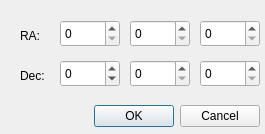
Old version of the form sp_controller/goto_dlg.ui in the repository juanmb/SkyPointer.
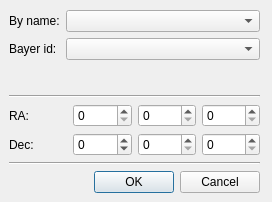
New version of the form.

```diff
--- a/sp_controller/goto_dlg.ui
+++ b/sp_controller/goto_dlg.ui
@@ -6,8 +6,8 @@
    <rect>
     <x>0</x>
     <y>0</y>
-    <width>265</width>
-    <height>134</height>
+    <width>272</width>
+    <height>202</height>
    </rect>
   </property>
   <property name="sizePolicy">
@@ -19,96 +19,103 @@
   <property name="windowTitle">
    <string>Dialog</string>
   </property>
-  <widget class="QDialogButtonBox" name="buttonBox">
+  <widget class="QWidget" name="verticalLayoutWidget">
    <property name="geometry">
     <rect>
-     <x>60</x>
-     <y>100</y>
-     <width>200</width>
-     <height>32</height>
+     <x>9</x>
+     <y>10</y>
+     <width>251</width>
+     <height>183</height>
     </rect>
    </property>
+   <layout class="QVBoxLayout" name="verticalLayout">
+    <item>
+     <layout class="QFormLayout" name="formLayout">
+      <property name="fieldGrowthPolicy">
+       <enum>QFormLayout::AllNonFixedFieldsGrow</enum>
+      </property>
+      <item row="0" column="0">
+       <widget class="QLabel" name="label_3">
+        <property name="text">
+         <string>By name:</string>
+        </property>
+       </widget>
+      </item>
+      <item row="0" column="1">
+       <widget class="QComboBox" name="star_name_combo"/>
+      </item>
+      <item row="1" column="0">
+       <widget class="QLabel" name="label_4">
+        <property name="text">
+         <string>Bayer id:</string>
+        </property>
+       </widget>
+      </item>
+      <item row="1" column="1">
+       <widget class="QComboBox" name="star_bayer_combo"/>
+      </item>
+     </layout>
+    </item>
+    <item>
+     <widget class="Line" name="line">
    <property name="orientation">
     <enum>Qt::Horizontal</enum>
    </property>
-   <property name="standardButtons">
-    <set>QDialogButtonBox::Cancel|QDialogButtonBox::Ok</set>
-   </property>
-  </widget>
-  <widget class="QLabel" name="label">
-   <property name="geometry">
-    <rect>
-     <x>20</x>
-     <y>20</y>
-     <width>31</width>
-     <height>31</height>
-    </rect>
-   </property>
-   <property name="text">
-    <string>RA:</string>
-   </property>
-  </widget>
+     </widget>
+    </item>
+    <item>
+     <layout class="QGridLayout" name="gridLayout">
+      <item row="0" column="2">
+       <widget class="QSpinBox" name="ra_m">
+        <property name="maximum">
+         <number>59</number>
+        </property>
+       </widget>
+      </item>
+      <item row="0" column="3">
+       <widget class="QSpinBox" name="ra_s">
+        <property name="maximum">
+         <number>59</number>
+        </property>
+       </widget>
+      </item>
+      <item row="1" column="2">
+       <widget class="QSpinBox" name="dec_m">
+        <property name="maximum">
+         <number>59</number>
+        </property>
+       </widget>
+      </item>
+      <item row="1" column="0">
   <widget class="QLabel" name="label_2">
-   <property name="geometry">
-    <rect>
-     <x>20</x>
-     <y>60</y>
-     <width>31</width>
-     <height>31</height>
-    </rect>
-   </property>
    <property name="text">
     <string>Dec:</string>
    </property>
   </widget>
+      </item>
+      <item row="1" column="3">
+       <widget class="QSpinBox" name="dec_s">
+        <property name="maximum">
+         <number>59</number>
+        </property>
+       </widget>
+      </item>
+      <item row="0" column="1">
   <widget class="QSpinBox" name="ra_h">
-   <property name="geometry">
-    <rect>
-     <x>60</x>
-     <y>20</y>
-     <width>60</width>
-     <height>27</height>
-    </rect>
-   </property>
    <property name="maximum">
     <number>23</number>
    </property>
   </widget>
-  <widget class="QSpinBox" name="ra_min">
-   <property name="geometry">
-    <rect>
-     <x>130</x>
-     <y>20</y>
-     <width>60</width>
-     <height>27</height>
-    </rect>
-   </property>
-   <property name="maximum">
-    <number>59</number>
-   </property>
-  </widget>
-  <widget class="QSpinBox" name="ra_sec">
-   <property name="geometry">
-    <rect>
-     <x>200</x>
-     <y>20</y>
-     <width>60</width>
-     <height>27</height>
-    </rect>
-   </property>
-   <property name="maximum">
-    <number>59</number>
-   </property>
-  </widget>
-  <widget class="QSpinBox" name="dec_deg">
-   <property name="geometry">
-    <rect>
-     <x>60</x>
-     <y>60</y>
-     <width>60</width>
-     <height>27</height>
-    </rect>
-   </property>
+      </item>
+      <item row="0" column="0">
+       <widget class="QLabel" name="label">
+        <property name="text">
+         <string>RA:</string>
+        </property>
+       </widget>
+      </item>
+      <item row="1" column="1">
+       <widget class="QSpinBox" name="dec_d">
    <property name="minimum">
     <number>-90</number>
    </property>
@@ -116,25 +123,27 @@
     <number>90</number>
    </property>
   </widget>
-  <widget class="QSpinBox" name="dec_min">
-   <property name="geometry">
-    <rect>
-     <x>130</x>
-     <y>60</y>
-     <width>60</width>
-     <height>27</height>
-    </rect>
-   </property>
-  </widget>
-  <widget class="QSpinBox" name="dec_sec">
-   <property name="geometry">
-    <rect>
-     <x>200</x>
-     <y>60</y>
-     <width>60</width>
-     <height>27</height>
-    </rect>
-   </property>
+      </item>
+     </layout>
+    </item>
+    <item>
+     <widget class="Line" name="line_2">
+      <property name="orientation">
+       <enum>Qt::Horizontal</enum>
+      </property>
+     </widget>
+    </item>
+    <item>
+     <widget class="QDialogButtonBox" name="buttonBox">
+      <property name="orientation">
+       <enum>Qt::Horizontal</enum>
+      </property>
+      <property name="standardButtons">
+       <set>QDialogButtonBox::Cancel|QDialogButtonBox::Ok</set>
+      </property>
+     </widget>
+    </item>
+   </layout>
   </widget>
  </widget>
  <resources/>
```
Left out of the diff: 2 changed lines with no effect on the pictures. Lines whose indentation alone changed are shown as unchanged.
